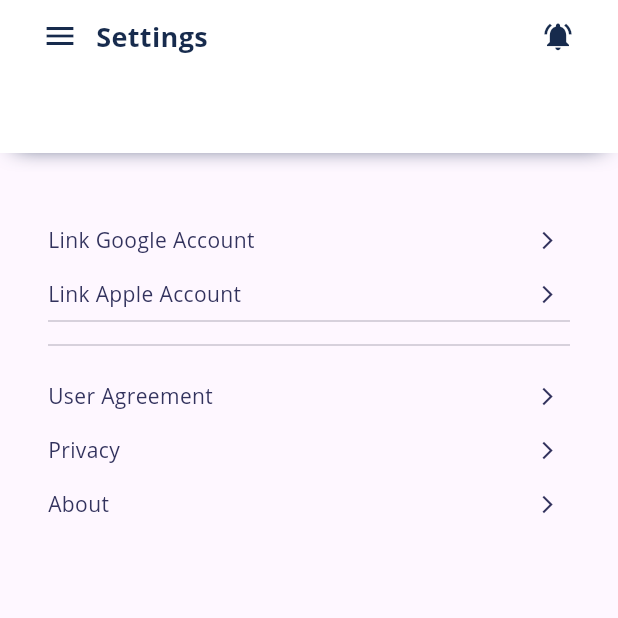
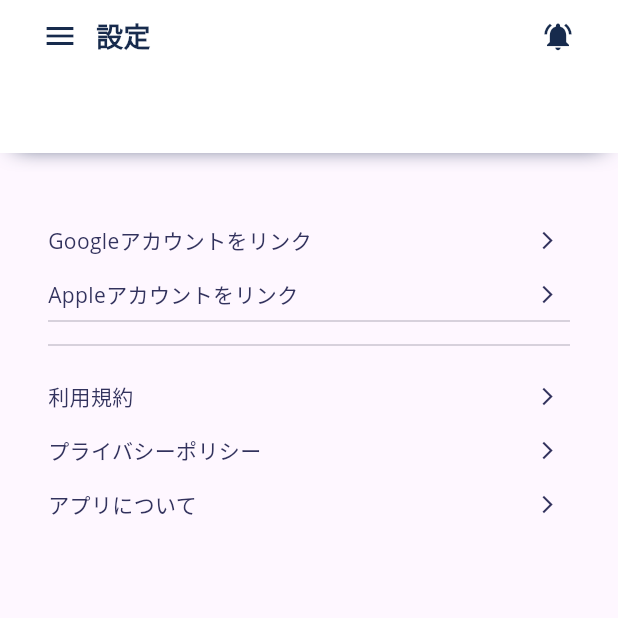
Before and after one commit to kouiso/calendar-alarm, a Flutter app: the Settings screen opened by its route, on a phone screen of 412 x 824 dp, the top half of it. Run offline on Flutter 3.47's test engine with Material 3 defaults, Android fonts, the phone set to English and light mode, and no system bars; our stand-ins replace carousel_slider, cloud_firestore, firebase_analytics, firebase_auth, firebase_core, firebase_crashlytics and 5 more; accounts and stored records are empty; generated files the repository leaves out were written again; network calls fail.

Commit message:
コミット

```diff
--- a/lib/src/constants/Words.dart
+++ b/lib/src/constants/Words.dart
@@ -4,13 +4,20 @@ class Words {
   static const String signInError = 'サインインエラー';
   static const String signInFailed = 'サインインに失敗しました: ';
   static const String signInWith = 'にサインイン';
-  static const String settings = 'Settings';
-  static const String linkGoogleAccount = 'Link Google Account';
-  static const String linkAppleAccount = 'Link Apple Account';
-  static const String linkedAccount = 'Linked Account: ';
-  static const String userAgreement = 'User Agreement';
-  static const String privacy = 'Privacy';
-  static const String about = 'About';
+  static const String settings = '設定';
+  static const String linkGoogleAccount = 'Googleアカウントをリンク';
+  static const String linkAppleAccount = 'Appleアカウントをリンク';
+  static const String linkedAccount = 'リンク済みアカウント: ';
+  static const String userAgreement = '利用規約';
+  static const String privacy = 'プライバシーポリシー';
+  static const String about = 'アプリについて';
   static const String appTitle = 'Calendar Alarm';
   static const String unexpectedErrorOccurred = '予期せぬエラーが発生しました。';
+  static const String accountLinked = 'アカウントがリンクされました。';
+  static const String accountLinkFailed = 'アカウントリンクに失敗しました。';
+  static const String cannotDeleteMainAccount = 'メインアカウントは削除できません。';
+  static const String accountUnlinked = 'アカウントのリンクが解除されました。';
+  static const String accountUnlinkFailed = 'アカウントのリンク解除に失敗しました。';
+  static const String error = 'エラー';
+  static const String close = '閉じる';
 }
```
Also changed, not shown: lib/src/screens/settings.dart (+78 -40 lines).
